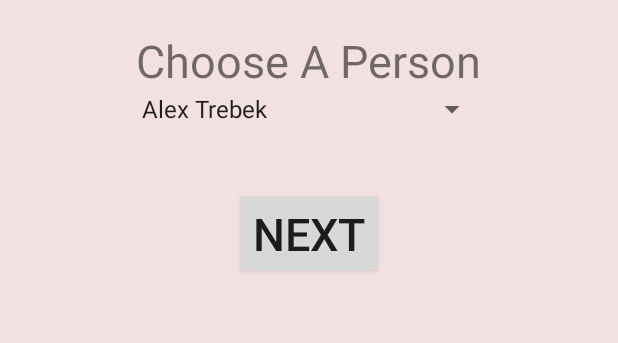
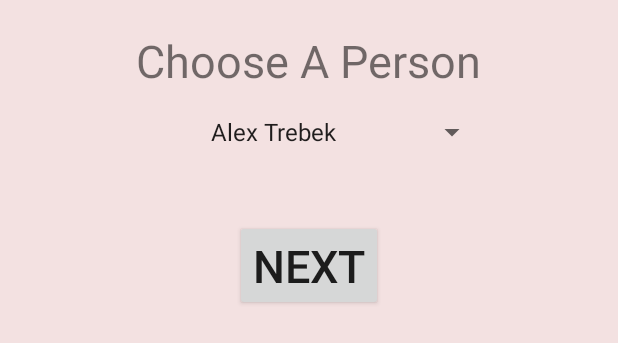
Before and after one commit to kdesai0512/CompatibilityApp, an Android app: the layout activity_choose_celebrity.xml on its own in the app's theme, with its tools: preview values and no code run, on a phone screen of 412 x 824 dp. Shown: the top 343 px of the screen. Run offline under Robolectric (Android 15) with nearby library versions, the phone set to English and light mode, and no system bars; Roboto replaces fonts that are not available here.

Commit message:
fixed formatting for ChooseCeleb.

```diff
--- a/app/src/main/res/layout/activity_choose_celebrity.xml
+++ b/app/src/main/res/layout/activity_choose_celebrity.xml
@@ -22,6 +22,7 @@
         android:text="@string/choose"
         android:textSize="@dimen/textSize"
         android:layout_gravity="center"
+        android:layout_marginBottom="15dp"
         app:layout_constraintStart_toStartOf="parent"
         app:layout_constraintTop_toTopOf="parent">
     </TextView>
@@ -30,8 +31,10 @@
         android:layout_width="wrap_content"
         android:layout_height="wrap_content"
         android:textSize="@dimen/textSize"
+        android:gravity="center"
         android:entries="@array/celebrity"
         android:id="@+id/celebrity"
+        android:layout_marginBottom="15dp"
         android:layout_gravity="center">
     </Spinner>
 
@@ -39,16 +42,19 @@
         android:layout_width="wrap_content"
         android:layout_height="wrap_content"
         android:layout_gravity="center"
-        android:id="@+id/celebimage">
+        android:id="@+id/celebimage"
+        android:adjustViewBounds="true">
     </ImageView>
 
     <TextView
         android:layout_width="wrap_content"
         android:layout_height="wrap_content"
-        android:textSize="@dimen/textSize"
+        android:textSize="15sp"
+        android:gravity="center"
+        android:textColor="@color/black"
         android:id="@+id/description"
-        android:layout_gravity="center"
-        android:layout_marginStart="@dimen/marginStart">
+        android:layout_marginTop="10dp"
+        android:layout_gravity="center">
     </TextView>
 
     <Button
```
Also changed, not shown: app/src/main/res/layout/activity_main.xml (+12 -6 lines).
